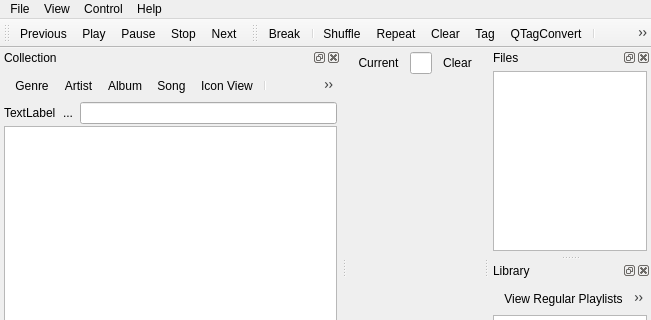
DrMoriarty/cuberok, file src/cuberok.ui: the form before one commit; both pictures show x 0 to 651 and y 0 to 320 of the 651 by 525 pixel window.
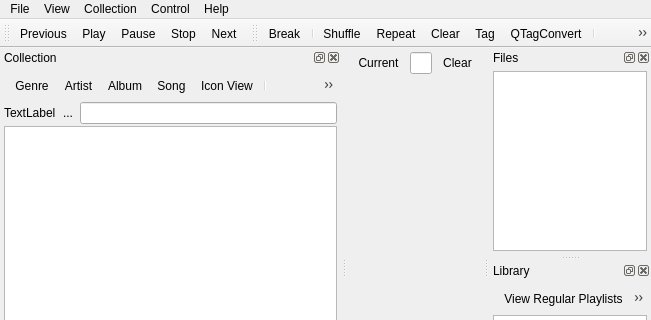
The form after the commit. Icons and pictures are not drawn. Custom widgets are drawn as their Qt base class.

Commit message: collection settings and minor fixes

Diff of the .ui file:
```diff
--- a/src/cuberok.ui
+++ b/src/cuberok.ui
@@ -535,8 +535,15 @@
     <addaction name="actionConsole"/>
     <addaction name="separator"/>
    </widget>
+   <widget class="QMenu" name="menuCollection">
+    <property name="title">
+     <string>Collection</string>
+    </property>
+    <addaction name="actionCollectionPreferences"/>
+   </widget>
    <addaction name="menuFile"/>
    <addaction name="menuView"/>
+   <addaction name="menuCollection"/>
    <addaction name="menuControl"/>
    <addaction name="menuHelp"/>
   </widget>
```
Left out of the diff: 31 changed lines with no effect on the pictures. The commit also changes 15 other files.
